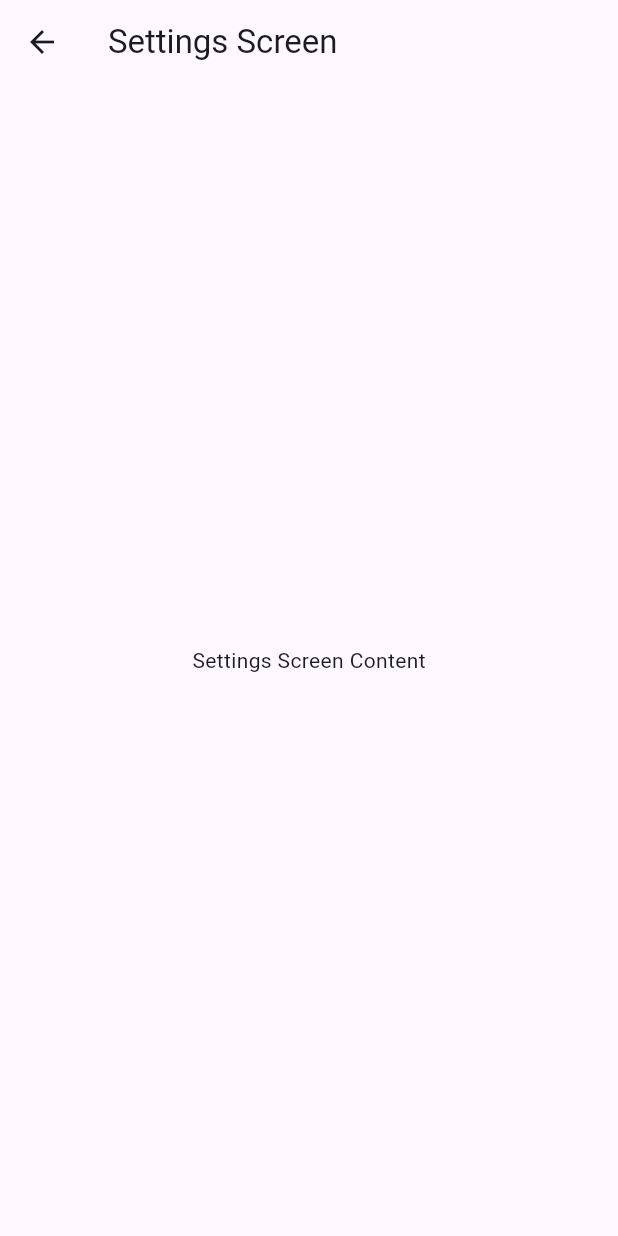
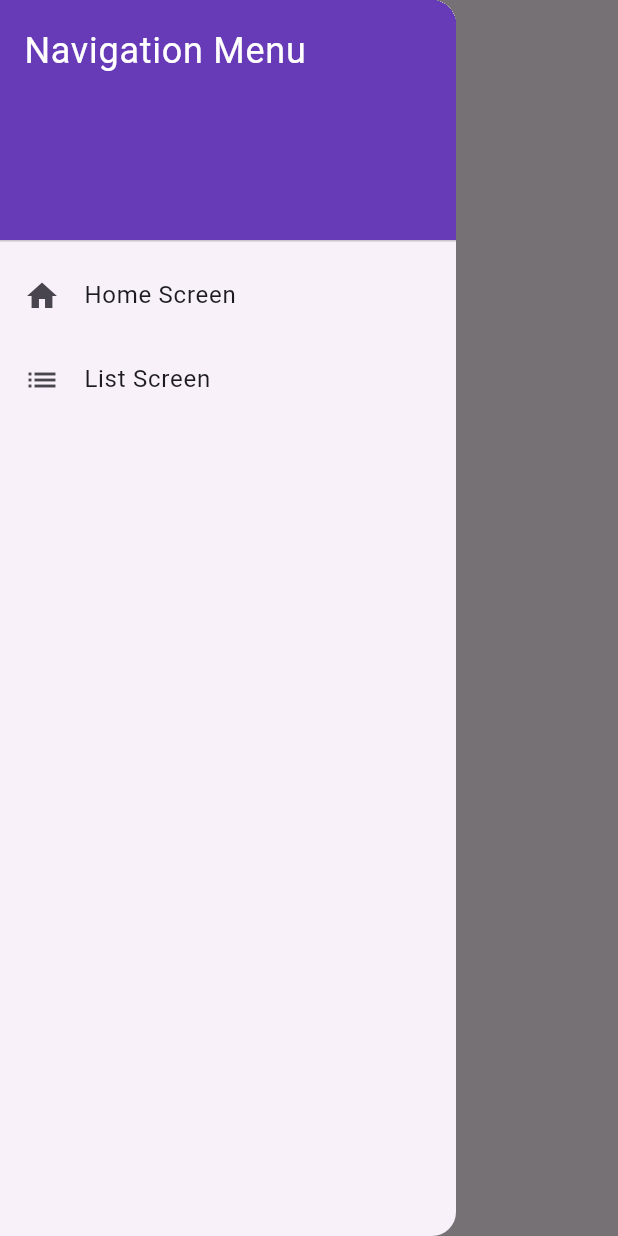
Before and after one commit to sxcmxr/Flutter-Movie-Browser, a Flutter app: the SettingsScreen screen opened by its route, with the side drawer open (before the commit the screen has no drawer), on a phone screen of 412 x 824 dp. Run offline on Flutter 3.47's test engine with Material 3 defaults, Android fonts, the phone set to English and light mode, and no system bars.

Commit message:
feat: navigation menu

```diff
--- a/lib/screens/home_screen.dart
+++ b/lib/screens/home_screen.dart
@@ -8,6 +8,39 @@ class HomeScreen extends StatelessWidget {
     return Scaffold(
       appBar: AppBar(
         title: const Text('Home Screen'),
+      ),
+      drawer: Drawer(
+        child: ListView(
+          padding: EdgeInsets.zero,
+          children: <Widget>[
+            const DrawerHeader(
+              decoration: BoxDecoration(
+                color: Colors.deepPurple,
+              ),
+              child: Text(
+                'Navigation Menu',
+                style: TextStyle(
+                  color: Colors.white,
+                  fontSize: 24,
+                ),
+              ),
+            ),
+            ListTile(
+              leading: const Icon(Icons.list),
+              title: const Text('List Screen'),
+              onTap: () {
+                Navigator.pushNamed(context, '/list');
+              },
+            ),
+            ListTile(
+              leading: const Icon(Icons.settings),
+              title: const Text('Settings Screen'),
+              onTap: () {
+                Navigator.pushNamed(context, '/settings');
+              },
+            ),
+          ],
+        ),
       ),
       body: Center(
         child: Column(
@@ -25,6 +58,12 @@ class HomeScreen extends StatelessWidget {
               },
               child: const Text('Go to Settings Screen'),
             ),
+            ElevatedButton(
+              onPressed: () {
+                Navigator.pushNamed(context, '/details');
+              },
+              child: const Text('Go to Details Screen'),
+            ),
           ],
         ),
       ),
--- a/lib/screens/settings_screen.dart
+++ b/lib/screens/settings_screen.dart
@@ -9,8 +9,52 @@ class SettingsScreen extends StatelessWidget {
       appBar: AppBar(
         title: const Text('Settings Screen'),
       ),
-      body: const Center(
-        child: Text('Settings Screen Content'),
+      drawer: Drawer(
+        child: ListView(
+          padding: EdgeInsets.zero,
+          children: <Widget>[
+            const DrawerHeader(
+              decoration: BoxDecoration(
+                color: Colors.deepPurple,
+              ),
+              child: Text(
+                'Navigation Menu',
+                style: TextStyle(
+                  color: Colors.white,
+                  fontSize: 24,
+                ),
+              ),
+            ),
+            ListTile(
+              leading: const Icon(Icons.home),
+              title: const Text('Home Screen'),
+              onTap: () {
+                Navigator.pushNamed(context, '/');
+              },
+            ),
+            ListTile(
+              leading: const Icon(Icons.list),
+              title: const Text('List Screen'),
+              onTap: () {
+                Navigator.pushNamed(context, '/list');
+              },
+            ),
+          ],
+        ),
+      ),
+      body: Center(
+        child: Column(
+          mainAxisAlignment: MainAxisAlignment.center,
+          children: <Widget>[
+            const Text('Settings Screen Content'),
+            ElevatedButton(
+              onPressed: () {
+                Navigator.pushNamed(context, '/details');
+              },
+              child: const Text('Go to Details Screen'),
+            ),
+          ],
+        ),
       ),
     );
   }
```
Also changed, not shown: lib/screens/list_screen.dart (+46 -3 lines).
